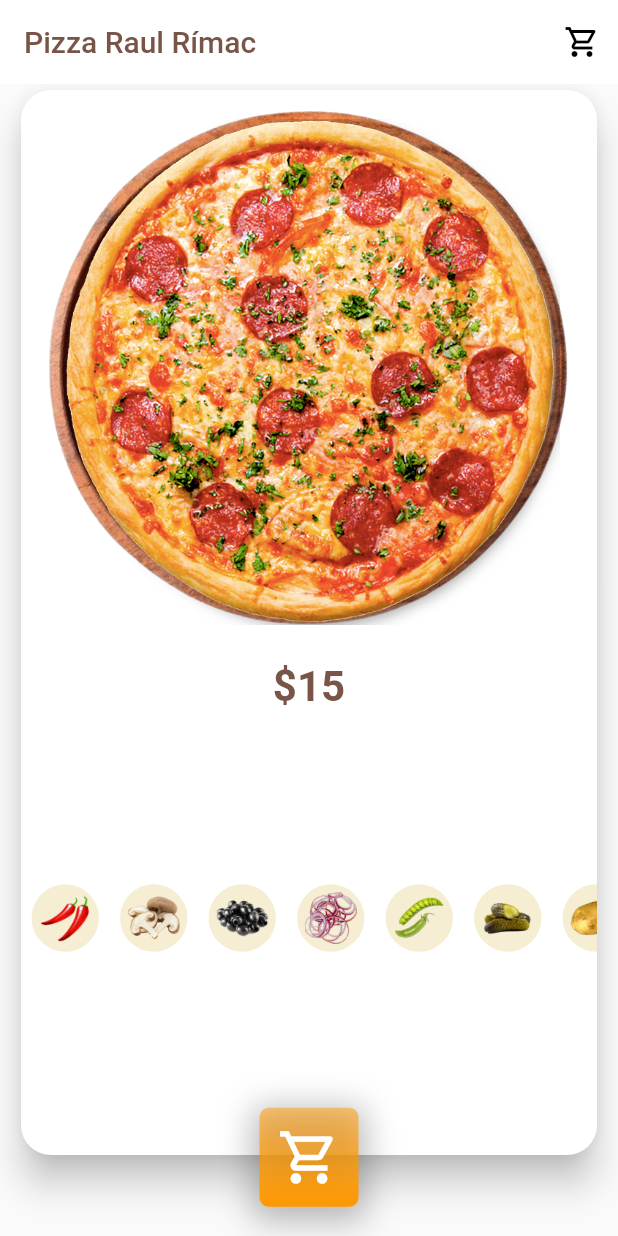
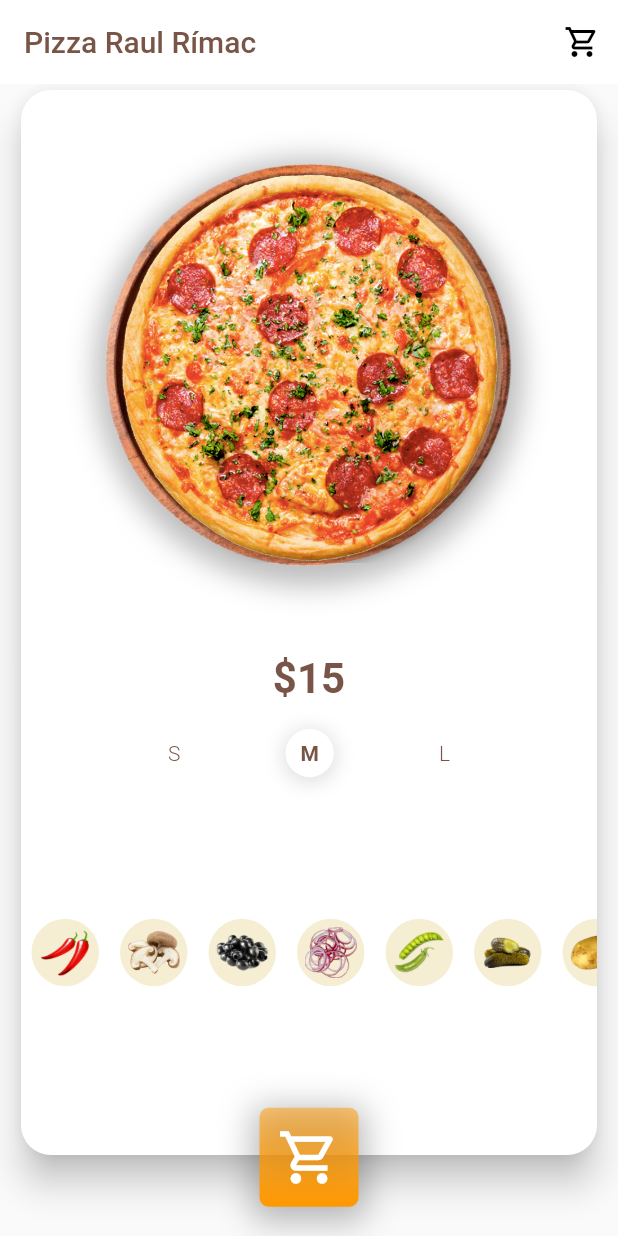
Before and after one commit to JosueDurand96/Pizza-Order-App-Flutter, a Flutter app: the screen it shows after launch, on a phone screen of 412 x 824 dp. Run offline on Flutter 3.47's test engine with Material 2 defaults, Android fonts, the light colour scheme and no system bars.

Commit message:
animation size pizza

```diff
--- /dev/null
+++ b/lib/bloc/pizza_order_bloc.dart
@@ -0,0 +1,23 @@
+import 'package:flutter/foundation.dart' show ChangeNotifier, ValueNotifier;
+import 'package:pizza_order_app/models/ingredient.dart';
+
+class PizzaOrderBLoC with ChangeNotifier {
+
+  final listIngredients = <Ingredient>[];
+  final notifierTotal  = ValueNotifier(15);
+
+  void addIngredient(Ingredient ingredient) {
+    listIngredients.add(ingredient);
+    notifierTotal.value ++;
+  }
+
+  bool containsIngredients(Ingredient ingredient) {
+    for (Ingredient i in listIngredients) {
+      if (i.compare(ingredient)) {
+        return true;
+      }
+    }
+    return false;
+  }
+
+}
--- /dev/null
+++ b/lib/bloc/pizza_order_provider.dart
@@ -0,0 +1,13 @@
+import 'package:flutter/material.dart';
+import 'package:pizza_order_app/bloc/pizza_order_bloc.dart';
+
+class PizzaOrderProvider extends InheritedWidget {
+  PizzaOrderProvider({this.bloc, @required this.child}) : super(child: child);
+  final PizzaOrderBLoC bloc;
+  final Widget child;
+
+  static PizzaOrderBLoC of(BuildContext context) =>context.findAncestorWidgetOfExactType<PizzaOrderProvider>().bloc;
+
+  @override
+  bool updateShouldNotify(covariant PizzaOrderProvider oldWidget) => true;
+}
--- a/lib/screens/pizza_order_details.dart
+++ b/lib/screens/pizza_order_details.dart
@@ -1,12 +1,26 @@
 import 'package:flutter/material.dart';
+import 'package:pizza_order_app/bloc/pizza_order_bloc.dart';
+import 'package:pizza_order_app/bloc/pizza_order_provider.dart';
 import 'package:pizza_order_app/models/ingredient.dart';
+import 'package:pizza_order_app/widgets/pizza_cart_button.dart';
+import 'package:pizza_order_app/widgets/pizza_ingredient.dart';
+import 'package:pizza_order_app/widgets/pizza_size_button.dart';
 
 const _pizzaCartSize = 55.0;
 
-class PizzaOrderDetails extends StatelessWidget {
+class PizzaOrderDetails extends StatefulWidget {
+  @override
+  _PizzaOrderDetailsState createState() => _PizzaOrderDetailsState();
+}
+
+class _PizzaOrderDetailsState extends State<PizzaOrderDetails> {
+  final bloc = PizzaOrderBLoC();
+
   @override
   Widget build(BuildContext context) {
-    return Scaffold(
+    return PizzaOrderProvider(
+      bloc: bloc,
+      child: Scaffold(
         appBar: AppBar(
           title: Text(
             'Pizza Raul Rímac',
@@ -37,12 +51,12 @@ class PizzaOrderDetails extends StatelessWidget {
                 child: Column(
                   children: [
                     Expanded(
-                    flex: 3,
+                      flex: 4,
                       child: _PizzaDetails(),
                     ),
                     Expanded(
                       flex: 2,
-                    child: _PizzaIngredients(),
+                      child: PizzaIngredients(),
                     ),
                     SizedBox(height: 20),
                   ],
@@ -54,7 +68,7 @@ class PizzaOrderDetails extends StatelessWidget {
               height: _pizzaCartSize,
               width: _pizzaCartSize,
               left: MediaQuery.of(context).size.width / 2 - _pizzaCartSize / 2,
-            child: _PizzaCartButton(
+              child: PizzaCartButton(
                 onTap: () {
                   print('car');
                 },
@@ -62,7 +76,32 @@ class PizzaOrderDetails extends StatelessWidget {
             )
           ],
         ),
+      ),
     );
+  }
+}
+
+enum _PizzaSizeValue {
+  s,
+  m,
+  l,
+}
+
+class _PizzaSizeState {
+  _PizzaSizeState(this.value) : factor = _getFactorBySize(value);
+  final _PizzaSizeValue value;
+  final double factor;
+
+  static double _getFactorBySize(_PizzaSizeValue value) {
+    switch (value) {
+      case _PizzaSizeValue.s:
+        return 0.7;
+      case _PizzaSizeValue.m:
+        return 0.8;
+      case _PizzaSizeValue.l:
+        return 1.0;
+    }
+    return 1.0;
   }
 }
 
@@ -72,19 +111,22 @@ class _PizzaDetails extends StatefulWidget {
 }
 
 class _PizzaDetailsState extends State<_PizzaDetails>
-    with SingleTickerProviderStateMixin {
+    with TickerProviderStateMixin {
   AnimationController _animationController;
-  final _listIngredients = <Ingredient>[];
-  int _total = 15;
+  AnimationController _animationRotationController;
+
   final _notifierFocus = ValueNotifier(false);
   List<Animation> _animationList = <Animation>[];
   BoxConstraints _pizzaConstraints;
+  final _notifierPizzaSize =
+      ValueNotifier<_PizzaSizeState>(_PizzaSizeState(_PizzaSizeValue.m));
 
   Widget _buildIngredientsWidgets() {
     List<Widget> elements = [];
+    final listIngredients = PizzaOrderProvider.of(context).listIngredients;
     if (_animationList.isNotEmpty) {
-      for (int i = 0; i < _listIngredients.length; i++) {
-        Ingredient ingredient = _listIngredients[i];
+      for (int i = 0; i < listIngredients.length; i++) {
+        Ingredient ingredient = listIngredients[i];
         final ingredientWidget = Image.asset(ingredient.imageUnit, height: 40);
         for (int j = 0; j < ingredient.positions.length; j++) {
           final animation = _animationList[j];
@@ -92,7 +134,7 @@ class _PizzaDetailsState extends State<_PizzaDetails>
           final positionX = position.dx;
           final positionY = position.dy;
 
-          if (i == _listIngredients.length - 1) {
+          if (i == listIngredients.length - 1) {
             double fromX = 0.0, fromY = 0.0;
 
             if (j < 1) {
@@ -169,64 +211,92 @@ class _PizzaDetailsState extends State<_PizzaDetails>
   @override
   void initState() {
     _animationController = AnimationController(
-        vsync: this, duration: const Duration(milliseconds: 700));
+      vsync: this,
+      duration: const Duration(milliseconds: 700),
+    );
+
+    _animationRotationController = AnimationController(
+      vsync: this,
+      duration: const Duration(milliseconds: 1000),
+    );
     super.initState();
   }
 
   @override
   void dispose() {
     _animationController.dispose();
+    _animationRotationController.dispose();
     super.dispose();
   }
 
   @override
   Widget build(BuildContext context) {
-    return Stack(
-      children: [
-        Column(
+    final bloc = PizzaOrderProvider.of(context);
+    return Column(
       children: [
         Expanded(
           child: DragTarget<Ingredient>(
             onAccept: (ingredient) {
               print('onAccept');
               _notifierFocus.value = false;
-                  setState(() {
-                    _listIngredients.add(ingredient);
-                    _total = _total + 1;
-                  });
+              bloc.addIngredient(ingredient);
               _buildIngredientsAnimation();
               _animationController.forward(from: 0.0);
             },
             onWillAccept: (ingredient) {
               print('onWillAccept');
               _notifierFocus.value = true;
-                  for (Ingredient i in _listIngredients) {
-                    if (i.compare(ingredient)) {
-                      return false;
-                    }
-                  }
 
-                  return true;
+              return !bloc.containsIngredients(ingredient);
             },
             onLeave: (ingredient) {
               print('onLeave');
               _notifierFocus.value = false;
             },
             builder: (context, list, rejects) {
-                  return LayoutBuilder(builder: (context, constraints) {
+              return LayoutBuilder(
+                builder: (context, constraints) {
                   _pizzaConstraints = constraints;
-                    return Center(
+                  return ValueListenableBuilder<_PizzaSizeState>(
+                    valueListenable: _notifierPizzaSize,
+                    builder: (context, pizzaSize, _) {
+                      return RotationTransition(
+                        turns: CurvedAnimation(
+                          curve: Curves.elasticOut,
+                          parent: _animationRotationController,
+                        ),
+                        child: Stack(
+                          children: [
+                            Center(
                               child: ValueListenableBuilder<bool>(
                                   valueListenable: _notifierFocus,
                                   builder: (context, focused, _) {
                                     return AnimatedContainer(
-                              duration: const Duration(milliseconds: 400),
+                                      duration:
+                                          const Duration(milliseconds: 400),
                                       width: focused
-                                  ? constraints.maxWidth
-                                  : constraints.maxWidth - 30,
+                                          ? constraints.maxWidth *
+                                              pizzaSize.factor
+                                          : constraints.maxWidth *
+                                                  pizzaSize.factor -
+                                              30,
                                       child: Stack(
                                         children: [
-                                  Image.asset('assets/pizza_order/dish.png'),
+                                          DecoratedBox(
+                                            decoration: BoxDecoration(
+                                              shape: BoxShape.circle,
+                                              boxShadow: [
+                                                BoxShadow(
+                                                  blurRadius: 15.0,
+                                                  color: Colors.black26,
+                                                  offset: Offset(0.0, 5.0),
+                                                  spreadRadius: 5.0,
+                                                ),
+                                              ],
+                                            ),
+                                            child: Image.asset(
+                                                'assets/pizza_order/dish.png'),
+                                          ),
                                           Padding(
                                             padding: const EdgeInsets.all(10.0),
                                             child: Image.asset(
@@ -236,13 +306,28 @@ class _PizzaDetailsState extends State<_PizzaDetails>
                                       ),
                                     );
                                   }),
+                            ),
+                            AnimatedBuilder(
+                              animation: _animationController,
+                              builder: (context, _) {
+                                return _buildIngredientsWidgets();
+                              },
+                            ),
+                          ],
+                        ),
                       );
-                  });
+                    },
+                  );
+                },
+              );
             },
           ),
         ),
         const SizedBox(height: 5),
-            AnimatedSwitcher(
+        ValueListenableBuilder<int>(
+            valueListenable: bloc.notifierTotal,
+            builder: (context, totalValue, _) {
+              return AnimatedSwitcher(
                 duration: const Duration(milliseconds: 300),
                 transitionBuilder: (child, animation) {
                   return FadeTransition(
@@ -259,163 +344,54 @@ class _PizzaDetailsState extends State<_PizzaDetails>
                   );
                 },
                 child: Text(
-                '\$' + _total.toString(),
+                  '\$$totalValue',
                   key: UniqueKey(),
                   style: TextStyle(
                       fontSize: 28,
                       fontWeight: FontWeight.bold,
                       color: Colors.brown),
                 ),
+              );
+            },
+        ),
+        const SizedBox(height: 15),
+        ValueListenableBuilder<_PizzaSizeState>(
+            valueListenable: _notifierPizzaSize,
+            builder: (context, pizzaSize, _) {
+              return Row(
+                mainAxisAlignment: MainAxisAlignment.center,
+                children: [
+                  PizzaSizeButton(
+                    text: 'S',
+                    onTap: () {
+                      updatePizzaSize(_PizzaSizeValue.s);
+                    },
+                    selected: pizzaSize.value == _PizzaSizeValue.s,
+                  ),
+                  PizzaSizeButton(
+                    text: 'M',
+                    onTap: () {
+                      updatePizzaSize(_PizzaSizeValue.m);
+                    },
+                    selected: pizzaSize.value == _PizzaSizeValue.m,
+                  ),
+                  PizzaSizeButton(
+                    text: 'L',
+                    onTap: () {
+                      updatePizzaSize(_PizzaSizeValue.l);
+                    },
+                    selected: pizzaSize.value == _PizzaSizeValue.l,
                   ),
                 ],
+              );
+            },
         ),
-        AnimatedBuilder(
-            animation: _animationController,
-            builder: (context, _) {
-              return _buildIngredientsWidgets();
-            }),
       ],
     );
   }
-}
 
-class _PizzaCartButton extends StatefulWidget {
-  const _PizzaCartButton({Key key, this.onTap}) : super(key: key);
-  final VoidCallback onTap;
-
-  @override
-  _PizzaCartButtonState createState() => _PizzaCartButtonState();
-}
-
-class _PizzaCartButtonState extends State<_PizzaCartButton>
-    with SingleTickerProviderStateMixin {
-  AnimationController _animationController;
-
-  @override
-  void initState() {
-    _animationController = AnimationController(
-      vsync: this,
-      lowerBound: 0.5,
-      upperBound: 1.0,
-      duration: const Duration(milliseconds: 150),
-      reverseDuration: const Duration(milliseconds: 200),
-    );
-    super.initState();
-  }
-
-  @override
-  void dispose() {
-    _animationController.dispose();
-    super.dispose();
-  }
-
-  Future<void> _animateButton() async {
-    await _animationController.forward(from: 0.0);
-    await _animationController.reverse();
-  }
-
-  @override
-  Widget build(BuildContext context) {
-    return GestureDetector(
-      onTap: () {
-        widget.onTap();
-        _animateButton();
-      },
-      child: AnimatedBuilder(
-        child: Container(
-          decoration: BoxDecoration(
-            borderRadius: BorderRadius.circular(5),
-            gradient: LinearGradient(
-              begin: Alignment.topCenter,
-              end: Alignment.bottomCenter,
-              colors: [
-                Colors.orange.withOpacity(0.5),
-                Colors.orange,
-              ],
-            ),
-            boxShadow: [
-              BoxShadow(
-                color: Colors.black26,
-                blurRadius: 15.0,
-                offset: Offset(0.0, 4.0),
-                spreadRadius: 4.0,
-              )
-            ],
-          ),
-          child: Icon(
-            Icons.shopping_cart_outlined,
-            color: Colors.white,
-            size: 35,
-          ),
-        ),
-        animation: _animationController,
-        builder: (context, child) {
-          return Transform.scale(
-            scale: 1.7 - _animationController.value,
-            child: child,
-          );
-        },
-      ),
-    );
+  void updatePizzaSize(_PizzaSizeValue value) {
+    _notifierPizzaSize.value = _PizzaSizeState(value);
+    _animationRotationController.forward(from: 0.0);
   }
 }
-
-class _PizzaIngredients extends StatelessWidget {
-  @override
-  Widget build(BuildContext context) {
-    return ListView.builder(
-      scrollDirection: Axis.horizontal,
-      itemCount: ingredients.length,
-      itemBuilder: (context, index) {
-        final ingredient = ingredients[index];
-        return _PizzaIngredientItem(ingredient: ingredient);
-      },
-    );
-  }
-}
-
-class _PizzaIngredientItem extends StatelessWidget {
-  const _PizzaIngredientItem({Key key, this.ingredient}) : super(key: key);
-  final Ingredient ingredient;
-
-  @override
-  Widget build(BuildContext context) {
-    final child = Padding(
-      padding: const EdgeInsets.symmetric(horizontal: 7.0),
-      child: Container(
-        height: 45,
-        width: 45,
-        decoration: BoxDecoration(
-          color: Color(0xFFF5EED3),
-          shape: BoxShape.circle,
-        ),
-        child: Padding(
-          padding: const EdgeInsets.all(5.0),
-          child: Image.asset(
-            ingredient.image,
-            fit: BoxFit.contain,
-          ),
-        ),
-      ),
-    );
-    return Center(
-      child: Draggable(
-        feedback: DecoratedBox(
-          decoration: BoxDecoration(
-            shape: BoxShape.circle,
-            boxShadow: [
-              BoxShadow(
-                  blurRadius: 10.0,
-                  color: Colors.black26,
-                  offset: Offset(0.0, 5.0),
-                  spreadRadius: 5.0),
-            ],
-          ),
-          child: child,
-        ),
-        data: ingredient,
-        child: child,
-      ),
-    );
-  }
-}
--- /dev/null
+++ b/lib/widgets/pizza_cart_button.dart
@@ -0,0 +1,82 @@
+import 'package:flutter/material.dart';
+
+class PizzaCartButton extends StatefulWidget {
+  const PizzaCartButton({Key key, this.onTap}) : super(key: key);
+  final VoidCallback onTap;
+
+  @override
+  PizzaCartButtonState createState() => PizzaCartButtonState();
+}
+
+class PizzaCartButtonState extends State<PizzaCartButton>
+    with SingleTickerProviderStateMixin {
+  AnimationController _animationController;
+
+  @override
+  void initState() {
+    _animationController = AnimationController(
+      vsync: this,
+      lowerBound: 0.5,
+      upperBound: 1.0,
+      duration: const Duration(milliseconds: 150),
+      reverseDuration: const Duration(milliseconds: 200),
+    );
+    super.initState();
+  }
+
+  @override
+  void dispose() {
+    _animationController.dispose();
+    super.dispose();
+  }
+
+  Future<void> _animateButton() async {
+    await _animationController.forward(from: 0.0);
+    await _animationController.reverse();
+  }
+
+  @override
+  Widget build(BuildContext context) {
+    return GestureDetector(
+      onTap: () {
+        widget.onTap();
+        _animateButton();
+      },
+      child: AnimatedBuilder(
+        child: Container(
+          decoration: BoxDecoration(
+            borderRadius: BorderRadius.circular(5),
+            gradient: LinearGradient(
+              begin: Alignment.topCenter,
+              end: Alignment.bottomCenter,
+              colors: [
+                Colors.orange.withOpacity(0.5),
+                Colors.orange,
+              ],
+            ),
+            boxShadow: [
+              BoxShadow(
+                color: Colors.black26,
+                blurRadius: 15.0,
+                offset: Offset(0.0, 4.0),
+                spreadRadius: 4.0,
+              )
+            ],
+          ),
+          child: Icon(
+            Icons.shopping_cart_outlined,
+            color: Colors.white,
+            size: 35,
+          ),
+        ),
+        animation: _animationController,
+        builder: (context, child) {
+          return Transform.scale(
+            scale: 1.7 - _animationController.value,
+            child: child,
+          );
+        },
+      ),
+    );
+  }
+}
--- /dev/null
+++ b/lib/widgets/pizza_ingredient.dart
@@ -0,0 +1,65 @@
+import 'package:flutter/material.dart';
+import 'package:pizza_order_app/models/ingredient.dart';
+
+const itemSize = 45.0;
+
+class PizzaIngredients extends StatelessWidget {
+  @override
+  Widget build(BuildContext context) {
+    return ListView.builder(
+      scrollDirection: Axis.horizontal,
+      itemCount: ingredients.length,
+      itemBuilder: (context, index) {
+        final ingredient = ingredients[index];
+        return PizzaIngredientItem(ingredient: ingredient);
+      },
+    );
+  }
+}
+
+
+class PizzaIngredientItem extends StatelessWidget {
+  const PizzaIngredientItem({Key key, this.ingredient}) : super(key: key);
+  final Ingredient ingredient;
+
+  @override
+  Widget build(BuildContext context) {
+    final child = Padding(
+      padding: const EdgeInsets.symmetric(horizontal: 7.0),
+      child: Container(
+        height: itemSize,
+        width: itemSize,
+        decoration: BoxDecoration(
+          color: Color(0xFFF5EED3),
+          shape: BoxShape.circle,
+        ),
+        child: Padding(
+          padding: const EdgeInsets.all(5.0),
+          child: Image.asset(
+            ingredient.image,
+            fit: BoxFit.contain,
+          ),
+        ),
+      ),
+    );
+    return Center(
+      child: Draggable(
+        feedback: DecoratedBox(
+          decoration: BoxDecoration(
+            shape: BoxShape.circle,
+            boxShadow: [
+              BoxShadow(
+                  blurRadius: 10.0,
+                  color: Colors.black26,
+                  offset: Offset(0.0, 5.0),
+                  spreadRadius: 5.0),
+            ],
+          ),
+          child: child,
+        ),
+        data: ingredient,
+        child: child,
+      ),
+    );
+  }
+}
--- /dev/null
+++ b/lib/widgets/pizza_size_button.dart
@@ -0,0 +1,48 @@
+import 'package:flutter/material.dart';
+
+class PizzaSizeButton extends StatelessWidget {
+  const PizzaSizeButton({
+    Key key,
+    this.selected,
+    this.text,
+    this.onTap,
+  }) : super(key: key);
+
+  final bool selected;
+  final String text;
+  final VoidCallback onTap;
+
+  @override
+  Widget build(BuildContext context) {
+    return Padding(
+      padding: const EdgeInsets.symmetric(horizontal: 30.0),
+      child: GestureDetector(
+        onTap: onTap,
+        child: Container(
+          decoration: BoxDecoration(
+            shape: BoxShape.circle,
+            color: Colors.white,
+            boxShadow: selected
+                ? [
+              BoxShadow(
+                spreadRadius: 2.0,
+                color: Colors.black12,
+                offset: Offset(0.0, 2.0),
+                blurRadius: 10.0,
+              )
+            ]: null,
+          ),
+          child: Padding(
+            padding: const EdgeInsets.all(10.0),
+            child: Text(
+              text,
+              style: TextStyle(
+                  color: Colors.brown,
+                  fontWeight: selected ? FontWeight.bold : FontWeight.w300),
+            ),
+          ),
+        ),
+      ),
+    );
+  }
+}
```
Lines whose indentation alone changed are shown as unchanged.
